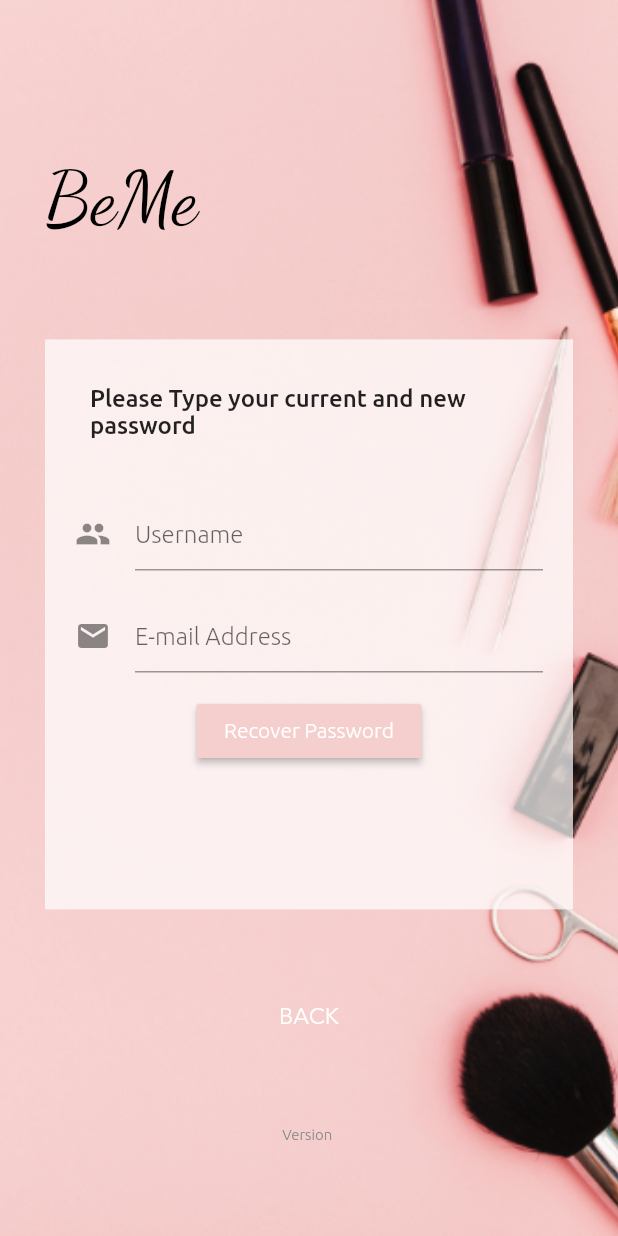
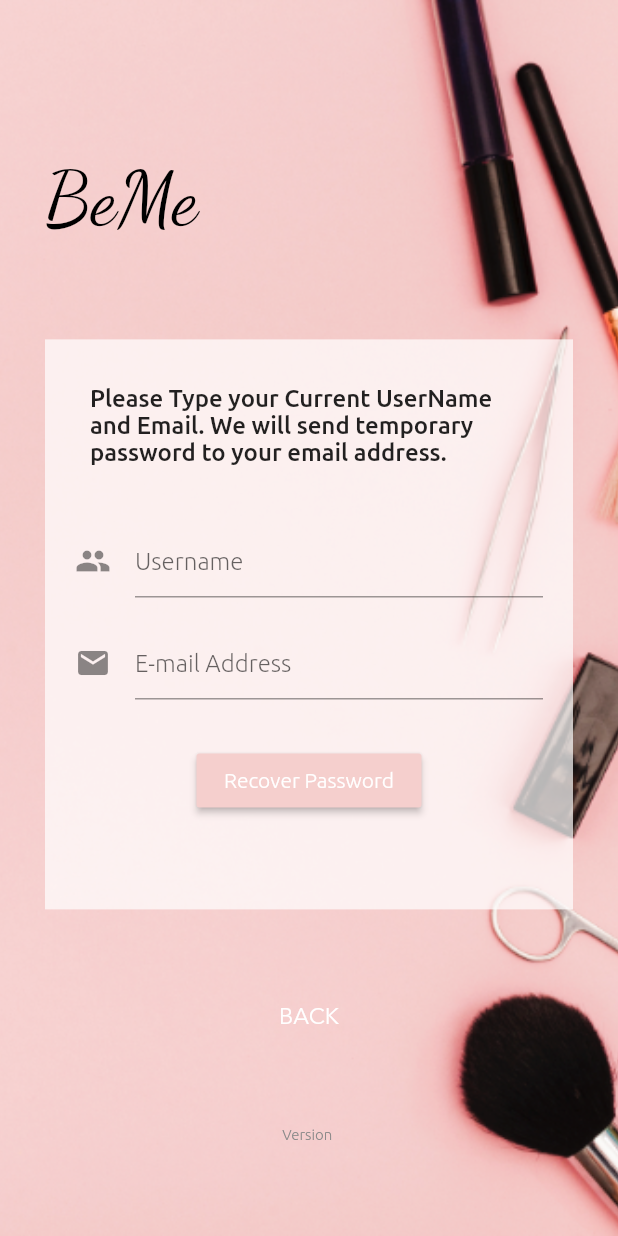
Before and after one commit to Beautified-Me/beme_mobile, a Flutter app: the ForgetPassword screen opened by its route, on a phone screen of 412 x 824 dp. Run offline on Flutter 3.47's test engine with Material 2 defaults, Android fonts, the phone set to English and light mode, and no system bars; our stand-ins replace connectivity, flutter_signin_button, flutter_swiper, rxdart, shared_preferences; missing offline and left inert: android_intent, flutter_facebook_login, get_version; accounts and stored records are empty; project files that could hold a hidden picture were left out.

Commit message:
[commit] change container instead of padding

```diff
--- a/lib/screens/forgetpassword/forget_password.dart
+++ b/lib/screens/forgetpassword/forget_password.dart
@@ -125,11 +125,8 @@ class _ForgetPasswordState extends State<ForgetPassword>
               padding: const EdgeInsets.all(10),
               child: _emailTextField,
             ),
-            // new Padding(
-            //     padding: const EdgeInsets.all(10),
-            //     child: _newPasswordAgainField),
-            new Padding(
-              padding: const EdgeInsets.all(5),
+            new Container(
+              margin: const EdgeInsets.only(top: 20.0, bottom: 20.0),
               child: forgetPasswordButton(),
             )
           ],
--- a/lib/util/util.dart
+++ b/lib/util/util.dart
@@ -63,7 +63,7 @@ class Util {
   static const String network_error = "No Internet Connection";
   static const String network_good = "Back Online";
   static const String email = 'E-mail Address';
-  static const String forget_password_title = "Please Type your current and new password";
+  static const String forget_password_title = "Please Type your Current UserName and Email. We will send temporary password to your email address.";
   static const String current_password = "Current Password";
   static const String new_password = "New Password";
   static const String new_password_again = "Confirm New Password";
```
